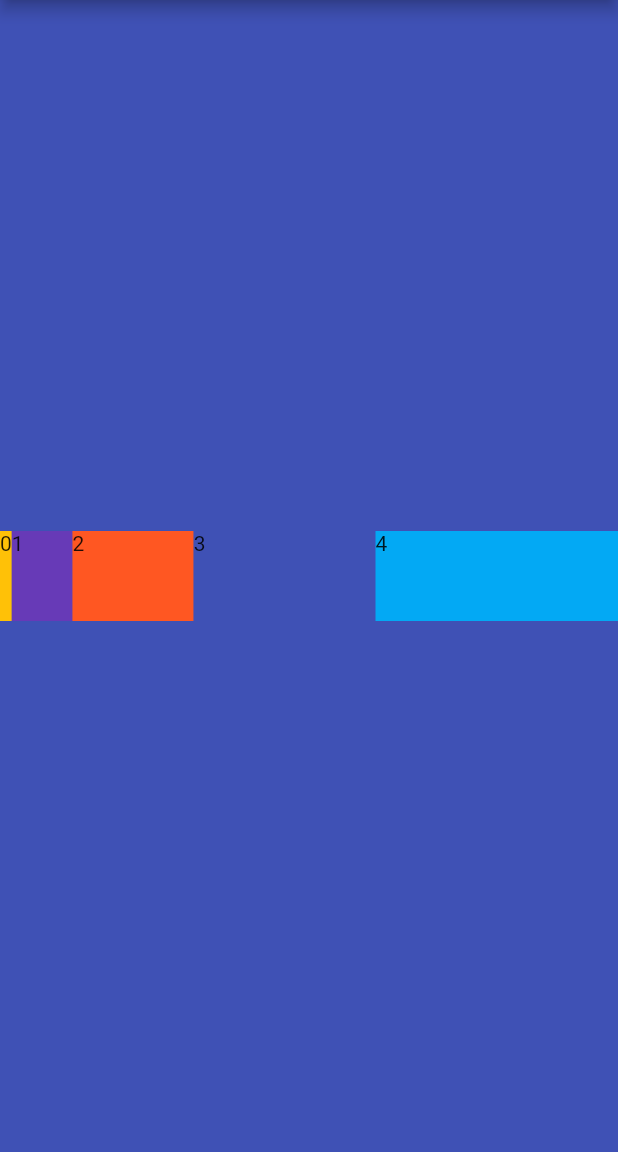
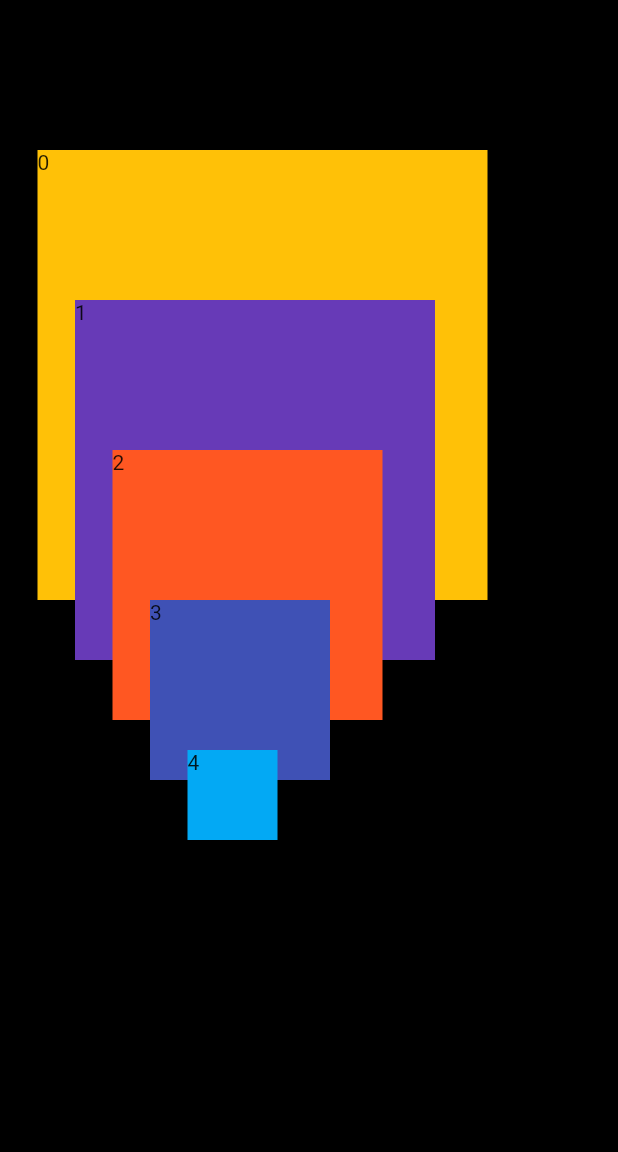
Before and after one commit to KaiqueMunhoz/creating_layouts_with_flutter, a Flutter app: the screen it shows after launch, on a phone screen of 412 x 824 dp, the part 84-1236 px from its top. Run offline on Flutter 3.47's test engine with Material 2 defaults, Android fonts, the phone set to English and light mode, and no system bars.

Commit message:
Feat: Using a stack

```diff
--- a/flutter/05-module/managing_extending_space_screen/lib/main.dart
+++ b/flutter/05-module/managing_extending_space_screen/lib/main.dart
@@ -12,7 +12,7 @@ class MyApp extends StatelessWidget {
         primarySwatch: Colors.blue,
       ),
       home: Scaffold(
-        backgroundColor: Colors.indigo,
+        backgroundColor: Colors.white,
         appBar: AppBar(
           title: Text("Stack"),
         ),
@@ -31,9 +31,8 @@ class Home extends StatelessWidget {
     return Container(
       width: sizeX,
       height: sizeY,
-      child: Row(
-        mainAxisAlignment: MainAxisAlignment.spaceAround,
-        crossAxisAlignment: CrossAxisAlignment.center,
+      child: Stack(
+        fit: StackFit.expand,
         children: createSquares(5),
       ),
     );
@@ -50,13 +49,15 @@ List<Widget> createSquares(int numSquares) {
     Colors.lightBlue
   ];
   List<Widget> squares = List<Widget>();
-
+  squares.add(Container(color: Colors.black));
   while (i < numSquares) {
-    Expanded square = Expanded(
-      flex: i,
+    Positioned square = Positioned(
+      top: 100 + i.toDouble() * 100,
+      left: 25 + i.toDouble() * 25,
       child: Container(
         color: colors[i],
-        height: 60,
+        width: 60.0 * (numSquares - i),
+        height: 60.0 * (numSquares - i),
         child: Text(
           i.toString(),
         ),
```
